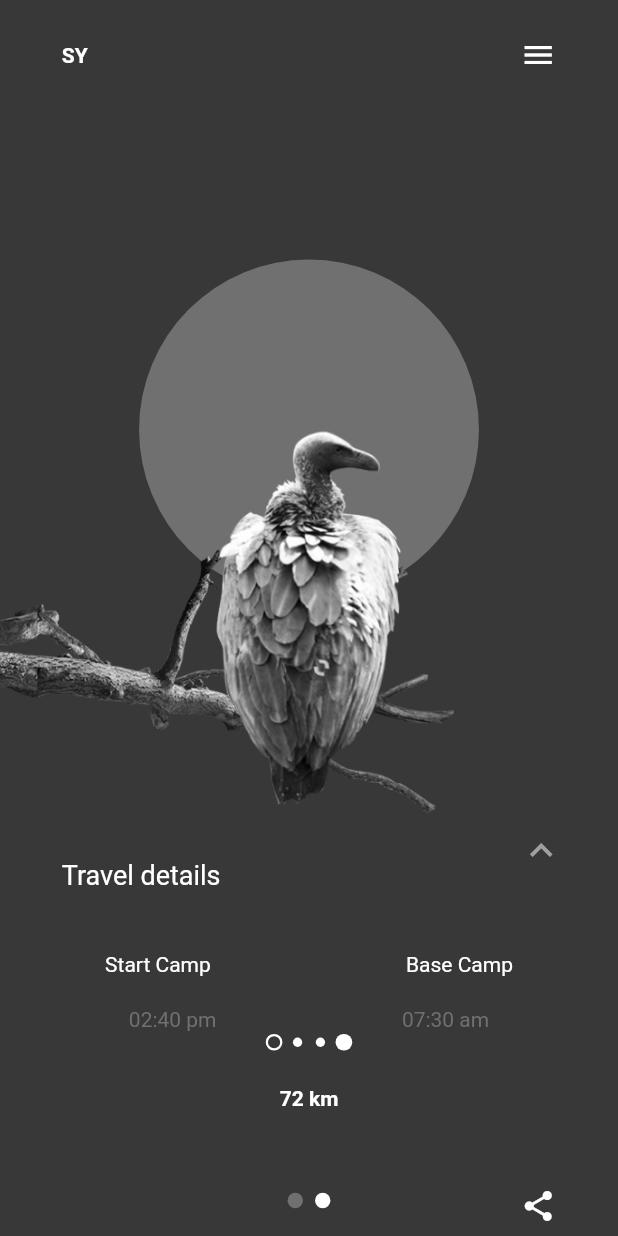
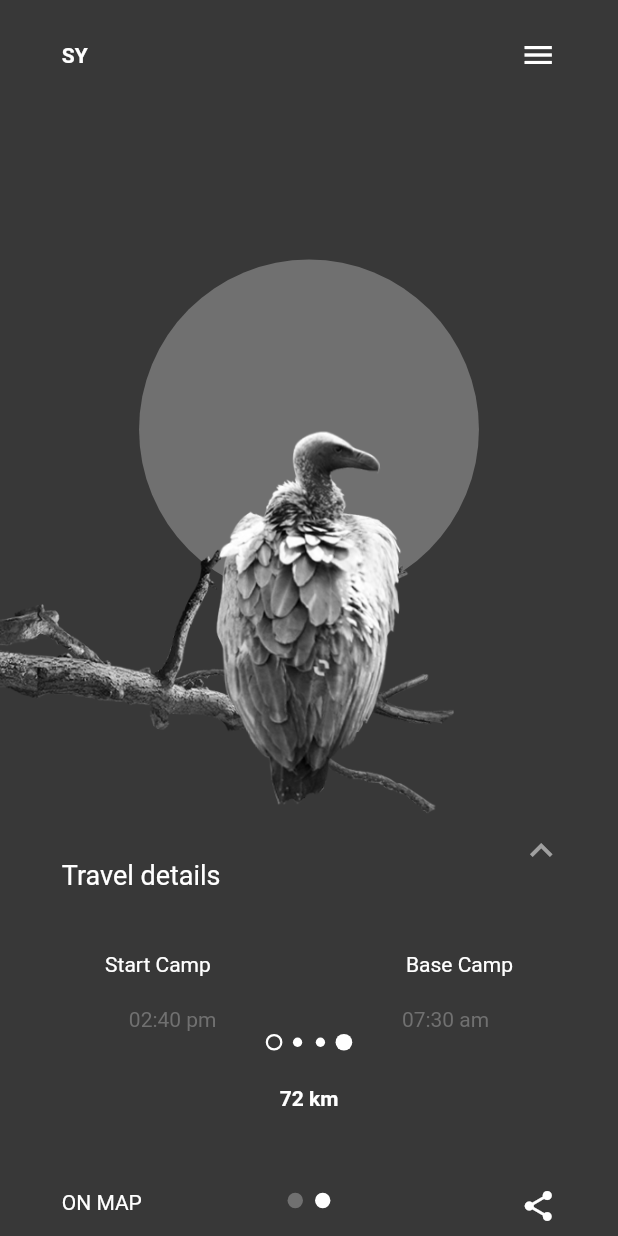
Before and after one commit to drexel-ue/sy_expedition, a Flutter app: the screen it shows after launch, swiped to page 2, on a phone screen of 412 x 824 dp. Run offline on Flutter 3.47's test engine with Material 2 defaults, Android fonts, the phone set to English and light mode, and no system bars.

Commit message:
Add map button

```diff
--- /dev/null
+++ b/lib/map_button.dart
@@ -0,0 +1,24 @@
+import 'dart:math' as math;
+
+import 'package:flutter/material.dart';
+import 'package:provider/provider.dart';
+import 'package:sy_expedition/page_offset_notifier.dart';
+
+class MapButton extends StatelessWidget {
+  const MapButton({Key key}) : super(key: key);
+
+  @override
+  Widget build(BuildContext context) {
+    return Consumer<PageOffsetNotifier>(
+      builder: (_, PageOffsetNotifier value, Widget child) {
+        return Opacity(
+          opacity: math.max<double>(0, 4 * value.page - 3),
+          child: child,
+        );
+      },
+      child: Text(
+        'ON MAP',
+      ),
+    );
+  }
+}
--- a/lib/page_2.dart
+++ b/lib/page_2.dart
@@ -4,6 +4,7 @@ import 'package:flutter/material.dart';
 import 'package:provider/provider.dart';
 import 'package:sy_expedition/color_constants.dart';
 import 'package:sy_expedition/home_view.dart';
+import 'package:sy_expedition/map_button.dart';
 import 'package:sy_expedition/page_offset_notifier.dart';
 
 class Page2 extends StatelessWidget {
@@ -25,6 +26,9 @@ class Page2 extends StatelessWidget {
           _StartCampBaseCampRow(),
           SizedBox(height: size.height * .025),
           _StartTimeEndTime(),
+          Spacer(),
+          MapButton(),
+          SizedBox(height: size.height * .017),
         ],
       ),
     );
```
